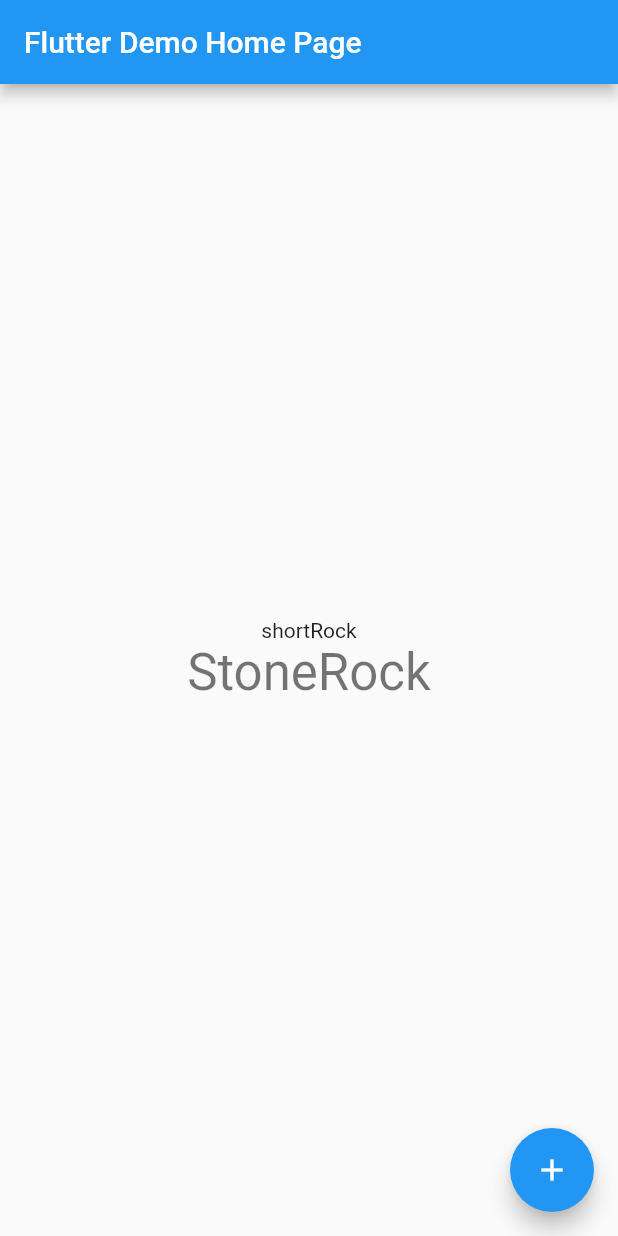
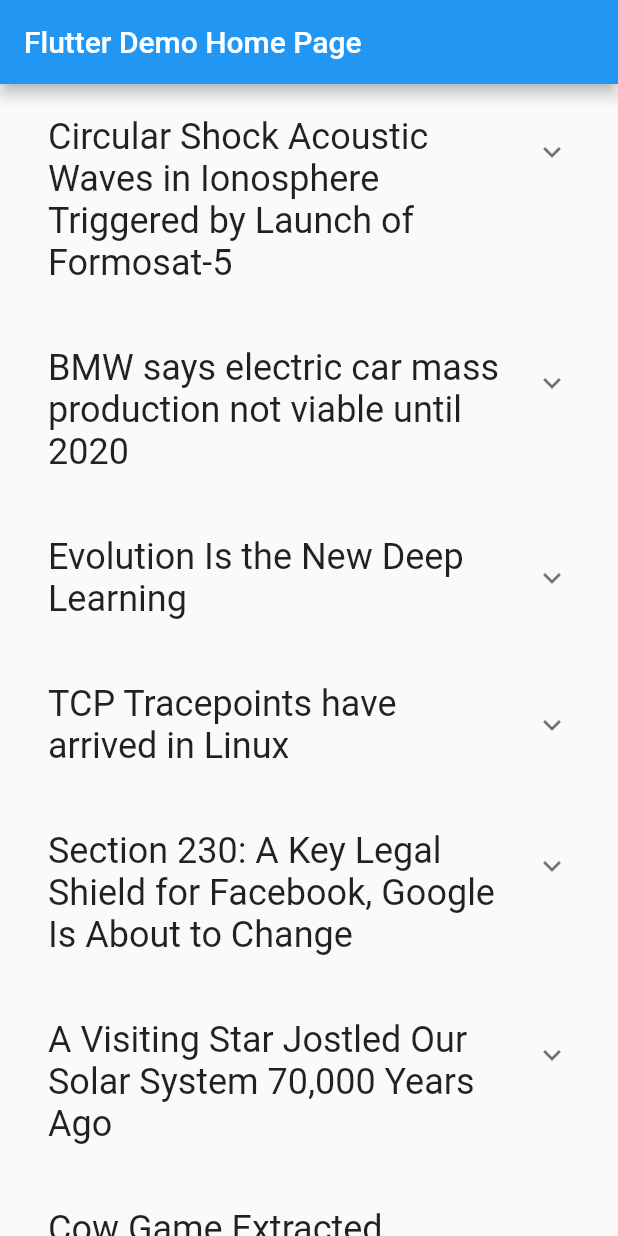
Before and after one commit to lushiyu5277/flutter_app, a Flutter app: the screen it shows after launch, on a phone screen of 412 x 824 dp. Run offline on Flutter 3.47's test engine with Material 2 defaults, Android fonts, the phone set to English and light mode, and no system bars.

Commit message:
build a list for hn_news

```diff
--- a/lib/main.dart
+++ b/lib/main.dart
@@ -1,18 +1,20 @@
+import 'dart:async';
+
 import 'package:flutter/material.dart';
-import 'package:english_words/english_words.dart';
+import 'src/article.dart';
+import 'package:url_launcher/url_launcher.dart';
 
-void main() => runApp(MyApp());
+void main() => runApp(new MyApp());
 
 class MyApp extends StatelessWidget {
-  // This widget is the root of your application.
   @override
   Widget build(BuildContext context) {
-    return MaterialApp(
+    return new MaterialApp(
       title: 'Flutter Demo',
-      theme: ThemeData(
+      theme: new ThemeData(
         primarySwatch: Colors.blue,
       ),
-      home: MyHomePage(title: 'Flutter Demo Home Page'),
+      home: new MyHomePage(title: 'Flutter Demo Home Page'),
     );
   }
 }
@@ -23,43 +25,54 @@ class MyHomePage extends StatefulWidget {
   final String title;
 
   @override
-  _MyHomePageState createState() => _MyHomePageState();
+  _MyHomePageState createState() => new _MyHomePageState();
 }
 
 class _MyHomePageState extends State<MyHomePage> {
-  int _counter = 0;
-
-  void _incrementCounter() {
-    setState(() {
-      _counter++;
-    });
-  }
+  List<Article> _articles = articles;
 
   @override
   Widget build(BuildContext context) {
-
-    return Scaffold(
-      appBar: AppBar(
-        title: Text(widget.title),
+    return new Scaffold(
+      appBar: new AppBar(
+        title: new Text(widget.title),
       ),
-      body: Center(
-        child: Column(
-          mainAxisAlignment: MainAxisAlignment.center,
-          children: <Widget>[
-            Text(
-              WordPair.random().asCamelCase,
-            ),
-            Text(
-              WordPair.random().asPascalCase,
-              style: Theme.of(context).textTheme.display1,
-            ),
-          ],
+      body: new RefreshIndicator(
+        onRefresh: () async {
+          await new Future.delayed(const Duration(seconds: 1));
+          setState(() {
+            _articles.removeAt(0);
+          });
+        },
+        child: new ListView(
+          children: _articles.map(_buildItem).toList(),
         ),
       ),
-      floatingActionButton: FloatingActionButton(
-        onPressed: _incrementCounter,
-        tooltip: 'Increment',
-        child: Icon(Icons.add),
+    );
+  }
+
+  Widget _buildItem(Article article) {
+    return new Padding(
+      padding: const EdgeInsets.all(16.0),
+      child: new ExpansionTile(
+        title: new Text(article.text, style: new TextStyle(fontSize: 24.0)),
+        children: <Widget>[
+          new Row(
+            mainAxisAlignment: MainAxisAlignment.spaceEvenly,
+            children: <Widget>[
+              new Text("${article.commentsCount} comments"),
+              new IconButton(
+                icon: new Icon(Icons.launch),
+                onPressed: () async {
+                  final fakeUrl = "http://${article.domain}";
+                  if (await canLaunch(fakeUrl)) {
+                    launch(fakeUrl);
+                  }
+                },
+              )
+            ],
+          ),
+        ],
       ),
     );
   }
--- /dev/null
+++ b/lib/src/article.dart
@@ -0,0 +1,244 @@
+class Article {
+  final String text;
+  final String domain;
+  final String by;
+  final String age;
+  final int score;
+  final int commentsCount;
+
+  const Article(
+      {this.text,
+      this.domain,
+      this.by,
+      this.age,
+      this.score,
+      this.commentsCount});
+}
+
+final articles = [
+  new Article(
+    text:
+        "Circular Shock Acoustic Waves in Ionosphere Triggered by Launch of Formosat‐5",
+    domain: "wiley.com",
+    by: "zdw",
+    age: "3 hours",
+    score: 177,
+    commentsCount: 62,
+  ),
+  new Article(
+    text: "BMW says electric car mass production not viable until 2020",
+    domain: "reuters.com",
+    by: "Mononokay",
+    age: "2 hours",
+    score: 81,
+    commentsCount: 128,
+  ),
+  new Article(
+    text: "Evolution Is the New Deep Learning",
+    domain: "sentient.ai",
+    by: "jonbaer",
+    age: "4 hours",
+    score: 200,
+    commentsCount: 87,
+  ),
+  new Article(
+    text: "TCP Tracepoints have arrived in Linux",
+    domain: "brendangregg.com",
+    by: "brendangregg",
+    age: "1 hour",
+    score: 35,
+    commentsCount: 0,
+  ),
+  new Article(
+    text:
+        "Section 230: A Key Legal Shield for Facebook, Google Is About to Change",
+    domain: "npr.org",
+    by: "Mononokay",
+    age: "5 hours",
+    score: 156,
+    commentsCount: 66,
+  ),
+  new Article(
+    text: "A Visiting Star Jostled Our Solar System 70,000 Years Ago",
+    domain: "gizmodo.com",
+    by: "rbanffy",
+    age: "7 hours",
+    score: 175,
+    commentsCount: 60,
+  ),
+  new Article(
+    text: "Cow Game Extracted Facebook Data",
+    domain: "theatlantic.com",
+    by: "jameshart",
+    age: "1 hour",
+    score: 125,
+    commentsCount: 56,
+  ),
+  new Article(
+    text: "Ask HN: How do you find freelance work?",
+    domain: "",
+    by: "i_am_nobody",
+    age: "2 hours",
+    score: 82,
+    commentsCount: 43,
+  ),
+  new Article(
+    text:
+        "Hedge-fund managers that do the most research will post the best returns",
+    domain: "cnbc.com",
+    by: "anonu",
+    age: "6 hours",
+    score: 149,
+    commentsCount: 126,
+  ),
+  new Article(
+    text:
+        "Number systems of the world, sorted by complexity of counting (2006)",
+    domain: "airnet.ne.jp",
+    by: "ColinWright",
+    age: "8 hours",
+    score: 196,
+    commentsCount: 90,
+  ),
+  new Article(
+    text: "MIT’s new device can pull water from desert air",
+    domain: "techcrunch.com",
+    by: "evo_9",
+    age: "43 minutes",
+    score: 11,
+    commentsCount: 11,
+  ),
+  new Article(
+    text: "GitLab 10.6 released with CI/CD for GitHub",
+    domain: "gitlab.com",
+    by: "rbanffy",
+    age: "4 hours",
+    score: 177,
+    commentsCount: 62,
+  ),
+  new Article(
+    text: "Next-Gen Display: MicroLEDs",
+    domain: "ieee.org",
+    by: "rbanffy",
+    age: "5 hours",
+    score: 72,
+    commentsCount: 39,
+  ),
+  new Article(
+    text:
+        "Power 9 May Dent X86 Servers: Alibaba, Google, Tencent Test IBM Systems",
+    domain: "eetimes.com",
+    by: "bcaulfield",
+    age: "3 hours",
+    score: 52,
+    commentsCount: 50,
+  ),
+  new Article(
+    text:
+        "Show HN: Transfer files to mobile device by scanning a QR code from the terminal",
+    domain: "github.com",
+    by: "daw___",
+    age: "7 hours",
+    score: 143,
+    commentsCount: 35,
+  ),
+  new Article(
+    text: "Types of People Startups Should Hire, but Don’t",
+    domain: "trifinlabs.com",
+    by: "Shanerostad",
+    age: "1 hour",
+    score: 31,
+    commentsCount: 27,
+  ),
+  new Article(
+    text: "Steinhaus Longimeter",
+    domain: "fairfield.edu",
+    by: "ColinWright",
+    age: "8 hours",
+    score: 85,
+    commentsCount: 16,
+  ),
+  new Article(
+    text:
+        "Data on 1.2M Facebook users from 2005 (2011) [use archive.org url in thread]",
+    domain: "michaelzimmer.org",
+    by: "feelin_googley",
+    age: "1 hour",
+    score: 72,
+    commentsCount: 19,
+  ),
+  new Article(
+    text: "The Myth of Authenticity Is Killing Tex-Mex",
+    domain: "eater.com",
+    by: "samclemens",
+    age: "10 hours",
+    score: 121,
+    commentsCount: 128,
+  ),
+  new Article(
+    text: "Show HN: Asynchronous HTTP/2 client for Python 2.7",
+    domain: "github.com",
+    by: "vsmhn",
+    age: "8 hours",
+    score: 75,
+    commentsCount: 51,
+  ),
+  new Article(
+    text: "Fractions in the Farey Sequences and the Stern-Brocot Tree",
+    domain: "surrey.ac.uk",
+    by: "fanf2",
+    age: "6 hours",
+    score: 45,
+    commentsCount: 7,
+  ),
+  new Article(
+    text: "Understanding CPU port contention",
+    domain: "dendibakh.github.io",
+    by: "matt_d",
+    age: "10 hours",
+    score: 96,
+    commentsCount: 13,
+  ),
+  new Article(
+    text:
+        "Krita 4.0 – A painting app for cartoonists, illustrators, and concept artists",
+    domain: "krita.org",
+    by: "reddotX",
+    age: "9 hours",
+    score: 435,
+    commentsCount: 125,
+  ),
+  new Article(
+    text: "Cutting ‘Old Heads’ at IBM",
+    domain: "propublica.org",
+    by: "mwexler",
+    age: "7 hours",
+    score: 287,
+    commentsCount: 240,
+  ),
+  new Article(
+    text: "Where to Score: Classified Ads from Haight-Ashbury",
+    domain: "theparisreview.org",
+    by: "tintinnabula",
+    age: "7 hours",
+    score: 47,
+    commentsCount: 12,
+  ),
+  new Article(
+    text:
+        "TravisBuddy: Adds comments to failed pull requests, tells author what went wrong",
+    domain: "github.com",
+    by: "bluzi",
+    age: "8 hours",
+    score: 37,
+    commentsCount: 26,
+  ),
+  new Article(
+    text: "Using Technical Debt in Your Favor",
+    domain: "gitconnected.com",
+    by: "treyhuffine",
+    age: "7 hours",
+    score: 140,
+    commentsCount: 123,
+  )
+];
--- a/pubspec.yaml
+++ b/pubspec.yaml
@@ -24,6 +24,7 @@ dependencies:
   # Use with the CupertinoIcons class for iOS style icons.
   cupertino_icons: ^0.1.2
   english_words: ^3.1.0
+  url_launcher: any
 
 dev_dependencies:
   flutter_test:
```
Also changed, not shown: pubspec.lock, 2 other files.
